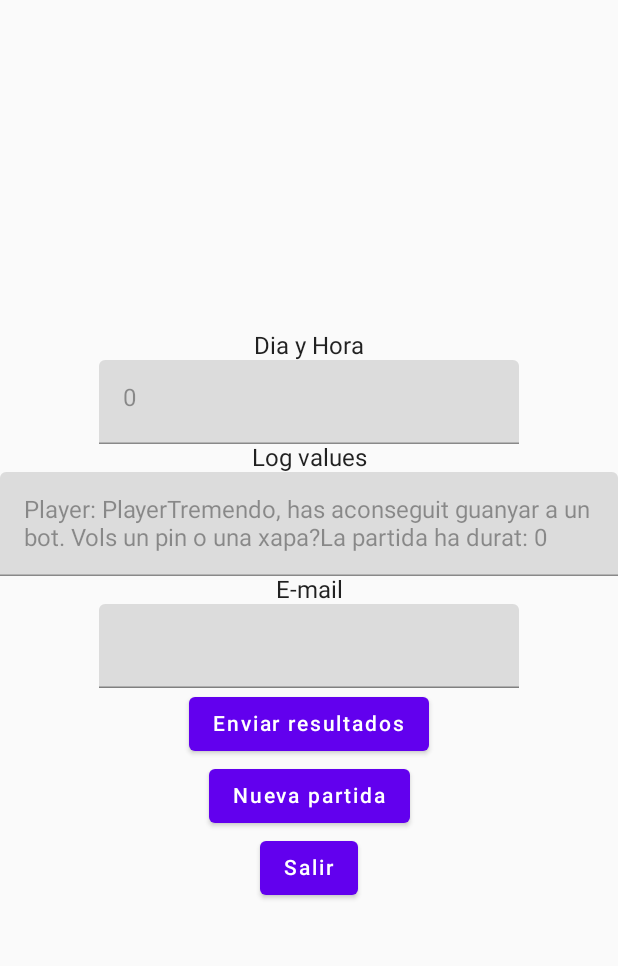
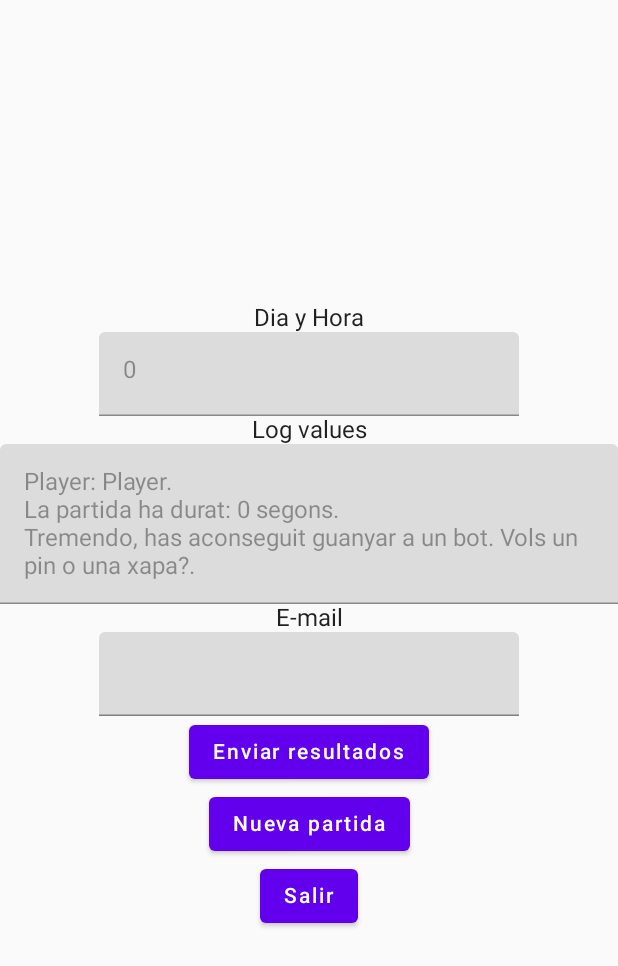
Before and after one commit to xipi3000/battleship, an Android app built with Jetpack Compose: the ResultActivity screen opened directly, with no data from a screen before it, on a phone screen of 412 x 824 dp. Shown: the top 966 px of the screen. Run offline under Robolectric (Android 15) with nearby library versions, the phone set to English and light mode, and no system bars.

Commit message:
Parsed result finished

```diff
--- a/app/src/main/java/com/example/battleship/GameConfiguration.kt
+++ b/app/src/main/java/com/example/battleship/GameConfiguration.kt
@@ -28,7 +28,6 @@ import androidx.compose.ui.text.input.KeyboardType
 import androidx.compose.ui.text.input.TextFieldValue
 import androidx.compose.ui.tooling.preview.Preview
 import com.example.battleship.ui.theme.BattleshipTheme
-import java.util.Calendar
 
 class GameConfiguration : ComponentActivity() {
     companion object {
@@ -141,9 +140,8 @@ class GameConfiguration : ComponentActivity() {
                     State = State + ("Timed" to checked.value)
                     State = State + ("MaxTime" to when(temps.value.text){
                         ""-> Int.MAX_VALUE
-                        else -> temps.value.text
+                        else -> temps.value.text.toInt()
                     })//if not specified, not used
-                    State = State + ("StartTime" to Calendar.getInstance().time)
                     State = State + ("VersusBot" to versus.value)
                     val intent = Intent(context, SetUpYourShips::class.java)
                     context.startActivity(intent)
--- a/app/src/main/java/com/example/battleship/ResultActivity.kt
+++ b/app/src/main/java/com/example/battleship/ResultActivity.kt
@@ -47,9 +47,9 @@ class ResultActivity : ComponentActivity(){
             //Values we need to check the state of
             val correu = remember { mutableStateOf(TextFieldValue()) }
             val activity = ResultActivity()
-            val LogMessage = "Player: " + GameConfiguration.State["Alias"] + "" +
-                    parseGameResult() + "" +
-                    "La partida ha durat: " + ((GameConfiguration.State["MaxTime"] as Int) - (GameConfiguration.State["FinalTime"] as Int))
+            val logMessage = "Player: "+GameConfiguration.State["Alias"]+"."+System.getProperty("line.separator")+
+                    "La partida ha durat: "+((GameConfiguration.State["MaxTime"] as Int)-(GameConfiguration.State["FinalTime"] as Int))+
+                    " segons."+System.getProperty("line.separator")+ parseGameResult()+"."
             Text(text = "Dia y Hora")
             TextField(
                 value = GameConfiguration.State["StartTime"].toString(),
@@ -59,7 +59,7 @@ class ResultActivity : ComponentActivity(){
             //S'haurà de fer un parser per ficar un missatge, que encara amb els arrays li costa
             Text(text = "Log values")
             TextField(
-                value = LogMessage,
+                value = logMessage,
                 onValueChange = {},
                 enabled = false,
             )
@@ -97,16 +97,13 @@ class ResultActivity : ComponentActivity(){
     private fun parseGameResult(): String {
         val player1ships = GameConfiguration.State["Player1Ships"] as ArrayList<Int>
         val player2ships = GameConfiguration.State["Player2Ships"] as ArrayList<Int>
-        /* Possible endStates:
-        * -> player1 wins -> player2 has no ships
-        * -> player2 wins -> player1 has no ships (either bot or player)
-        * -> both lose -> no time left*/
+        /* CANVIAR MISSATGES DE RESULT */
         return if (player2ships.isEmpty()){
             "Tremendo, has aconseguit guanyar a un bot. Vols un pin o una xapa?"
         }else if(player1ships.isEmpty()){
-            "Malooo, que malo lol, git gud bitch"
+            "Malooo, que malo lol, git gud bitch."
         }else{
-            "Puto lento, a veure si penses més rapid"
+            "Puto lento, a veure si penses més ràpid."
         }
     }
 }
--- a/app/src/main/java/com/example/battleship/SetUpYourShips.kt
+++ b/app/src/main/java/com/example/battleship/SetUpYourShips.kt
@@ -22,6 +22,8 @@ import androidx.compose.ui.res.painterResource
 import androidx.compose.ui.tooling.preview.Preview
 import androidx.compose.ui.unit.dp
 import com.example.battleship.ui.theme.BattleshipTheme
+import java.text.SimpleDateFormat
+import java.util.Calendar
 import kotlin.random.Random
 
 class SetUpYourShips : ComponentActivity() {
@@ -202,6 +204,8 @@ class SetUpYourShips : ComponentActivity() {
                                 botGridShips.add(cell)
                         }
                         GameConfiguration.State = GameConfiguration.State + ("Player2Ships" to botGridShips)
+                        val formatter = SimpleDateFormat("yyyy-MM-dd HH:mm")
+                        GameConfiguration.State = GameConfiguration.State + ("StartTime" to formatter.format(Calendar.getInstance().time))
                         startActivity(Intent(baseContext,GameInterface :: class.java))
                     }else{ //second player
                         /* TODO: gestionar com ho fem
```
